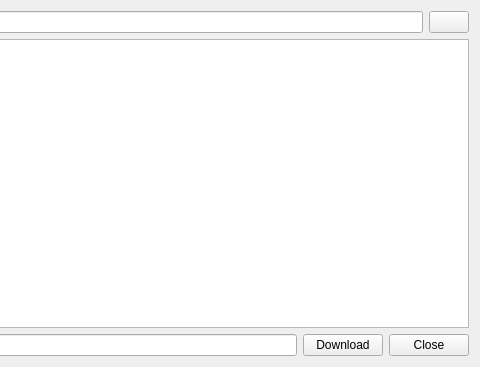
This is src/cmplayer/ui/subtitlefinddialog.ui in bylee20/bomi as Qt 5 draws it before an edit; both pictures show x 266 to 746 and y 0 to 367 of the 746 by 367 pixel window. The edited form follows.
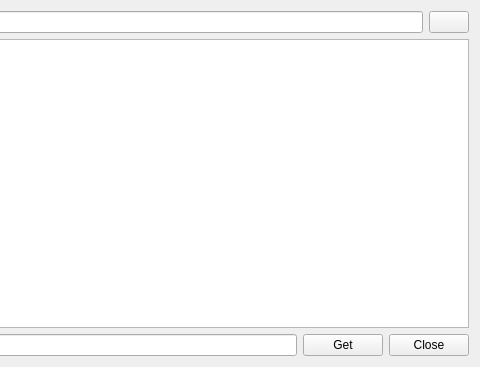
This is the edited form.

Commit message: add subtitle download message in OSD

```diff
--- a/src/cmplayer/ui/subtitlefinddialog.ui
+++ b/src/cmplayer/ui/subtitlefinddialog.ui
@@ -53,7 +53,7 @@
      <item>
       <widget class="QPushButton" name="download">
        <property name="text">
-        <string>Download</string>
+        <string>Get</string>
        </property>
       </widget>
      </item>
```
Left out of the diff: 2 changed lines with no effect on the pictures. The commit also changes 3 other files.
